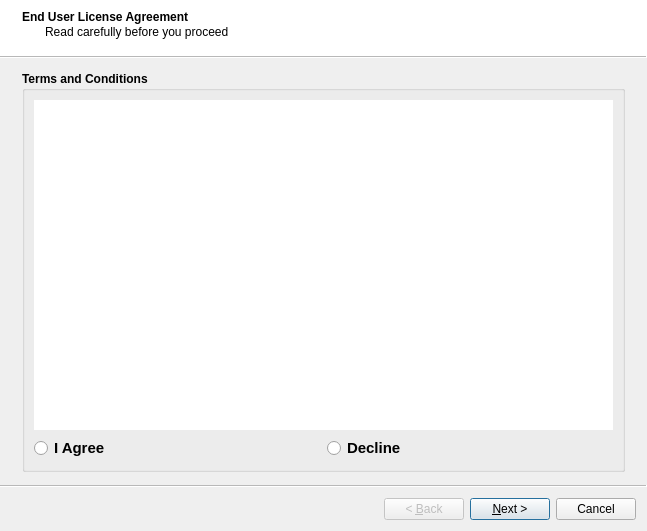
Before: the Qt Designer form ui/wizard/ui_stdm_config.ui in gltn/stdm, drawn with Qt 5.
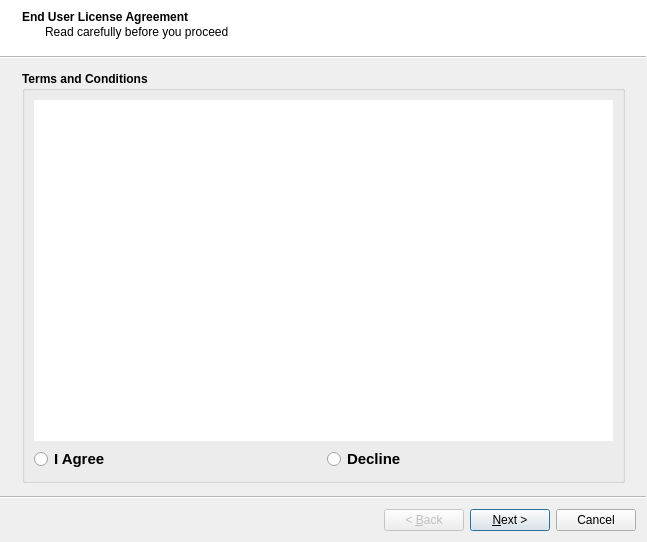
After: the same form once the commit is applied. Icons and pictures are not drawn.

Commit message: Added layouts and disabled editing on the tableview and listview in the wizard customization page

What changed in the file:
```diff
--- a/ui/wizard/ui_stdm_config.ui
+++ b/ui/wizard/ui_stdm_config.ui
@@ -10,7 +10,7 @@
     <x>0</x>
     <y>0</y>
     <width>647</width>
-    <height>531</height>
+    <height>542</height>
    </rect>
   </property>
   <property name="sizePolicy">
```
Left out of the diff: 292 changed lines with no effect on the pictures. Lines whose indentation alone changed are shown as unchanged. The commit also changes 2 other files.
